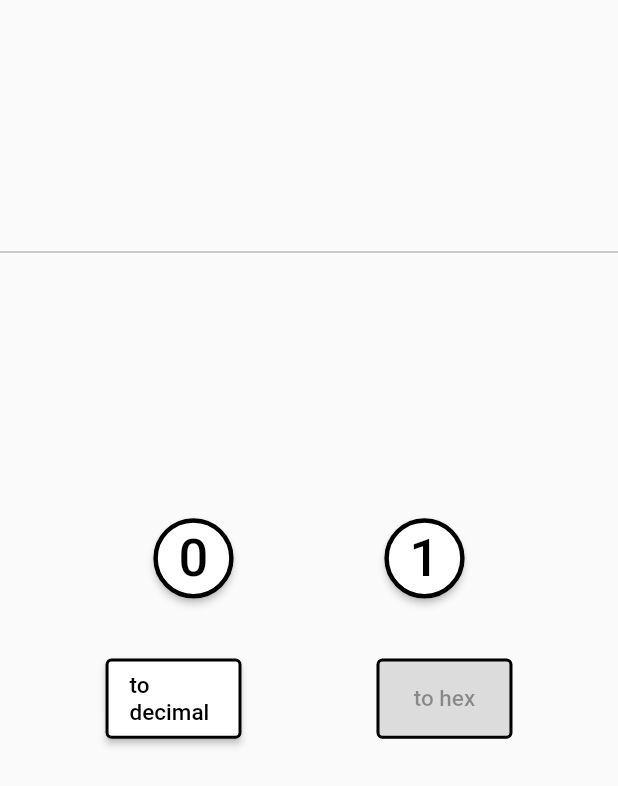
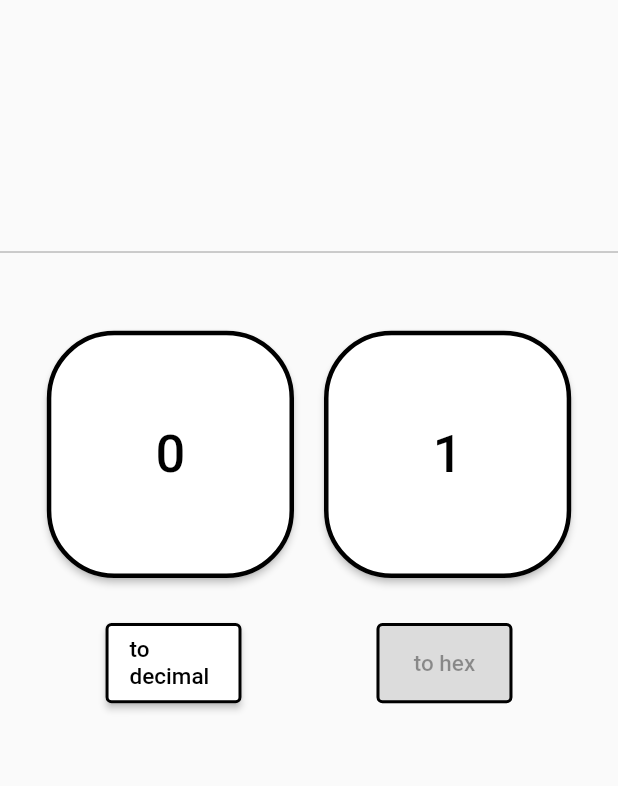
Before and after one commit to itumo-arigatone/simple_binary_converter, a Flutter app: the screen it shows after launch, on a phone screen of 412 x 824 dp. Shown: the top 786 px of the screen. Run offline on Flutter 3.47's test engine with Material 2 defaults, Android fonts, the phone set to English and light mode, and no system bars; our stand-ins replace google_mobile_ads; network calls fail.

Commit message:
2進数のボタンを巨大化

```diff
--- a/lib/keypad.dart
+++ b/lib/keypad.dart
@@ -46,23 +46,23 @@ class _BinaryKeyPadState extends State<BinaryKeyPad> {
         children: <Widget>[
           Row(mainAxisAlignment: MainAxisAlignment.center, children: <Widget>[
             Padding(
-              padding: const EdgeInsets.only(top: 20, right: 45),
-              child: button.numButton("0"),
+              padding: const EdgeInsets.only(top: 0, right: 10),
+              child: button.largeButton("0"),
             ),
             Padding(
-              padding: const EdgeInsets.only(top: 20, left: 45),
-              child: button.numButton("1"),
+              padding: const EdgeInsets.only(top: 0, left: 10),
+              child: button.largeButton("1"),
             ),
           ]),
           Row(
             mainAxisAlignment: MainAxisAlignment.center,
             children: <Widget>[
               Padding(
-                padding: const EdgeInsets.only(top: 40, right: 45),
+                padding: const EdgeInsets.only(top: 30, right: 45),
                 child: decimalMode,
               ),
               Padding(
-                padding: const EdgeInsets.only(top: 40, left: 45),
+                padding: const EdgeInsets.only(top: 30, left: 45),
                 child: hexMode,
               ),
             ],
--- a/lib/main.dart
+++ b/lib/main.dart
@@ -270,7 +270,7 @@ class _MyHomePageState extends State<MyHomePage> {
                     Expanded(
                       child: FractionallySizedBox(
                         widthFactor: 1.0,
-                        heightFactor: 0.4,
+                        heightFactor: 0.8,
                         alignment: const FractionalOffset(0.5, 0.4),
                         child: binaryKeypad,
                       ),
--- a/lib/numbutton.dart
+++ b/lib/numbutton.dart
@@ -38,4 +38,29 @@ class NumButton {
       ),
     );
   }
+
+  ElevatedButton largeButton(String num) {
+    Size screenSize = MediaQuery.of(context).size;
+    double height = screenSize.height * 0.72;
+    double width = screenSize.width;
+    double smaller = height > width ? width : height;
+    double buttonSize = smaller * 0.40;
+    return ElevatedButton(
+      child: buttonStyle(num),
+      onPressed: () => onChangeInputData(num),
+      style: ElevatedButton.styleFrom(
+        fixedSize: Size(buttonSize, buttonSize),
+        primary: Colors.white,
+        onPrimary: Colors.black,
+        shape: RoundedRectangleBorder(
+          borderRadius: BorderRadius.circular(45),
+          side: BorderSide(
+            width: 3,
+            color: Colors.black,
+            style: BorderStyle.solid,
+          ),
+        ),
+      ),
+    );
+  }
 }
```
Also changed, not shown: pubspec.lock.
